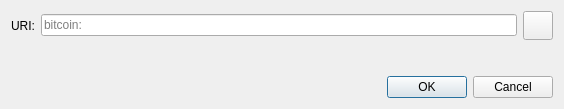
First picture: the form in src/qt/forms/openuridialog.ui, repository B3-Coin/B3-CoinV2, before the edit.
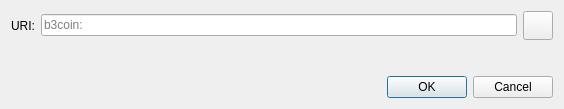
Second picture: the form after the edit. Icons and pictures are not drawn. Custom widgets are drawn as their Qt base class.

Commit message: Add B3Coin branding and legacy consensus foundation

```diff
--- a/src/qt/forms/openuridialog.ui
+++ b/src/qt/forms/openuridialog.ui
@@ -26,7 +26,7 @@
      <item>
       <widget class="QValidatedLineEdit" name="uriEdit">
        <property name="placeholderText">
-        <string notr="true">bitcoin:</string>
+        <string notr="true">b3coin:</string>
        </property>
       </widget>
      </item>
```
The commit also changes 56 other files.
